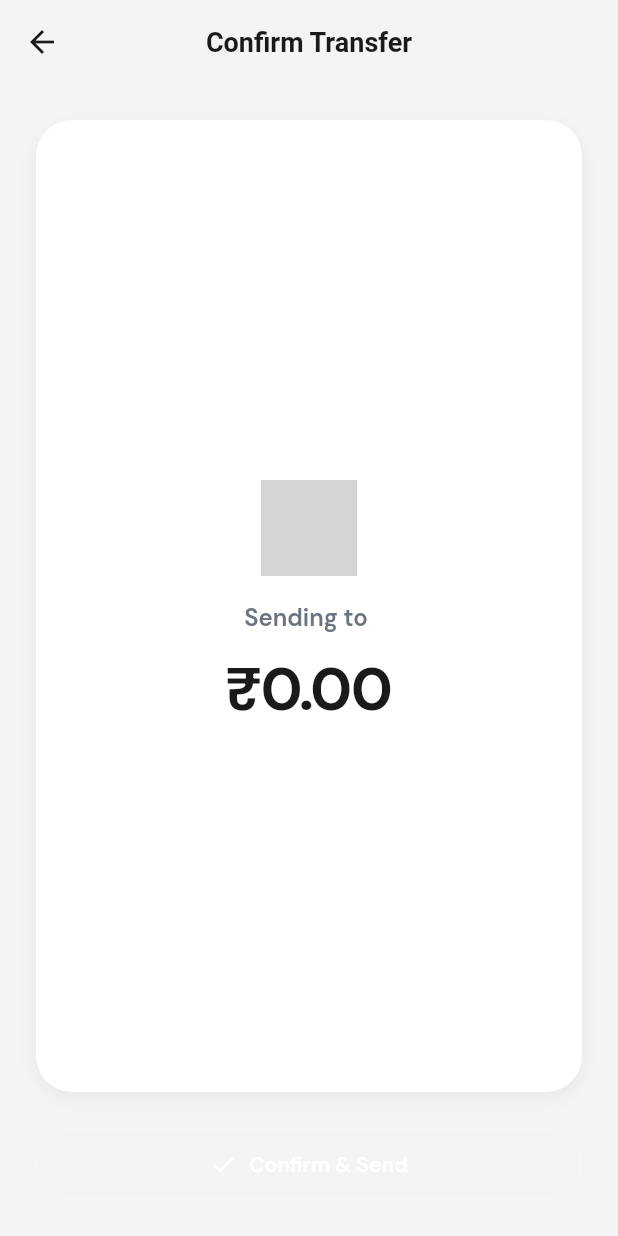
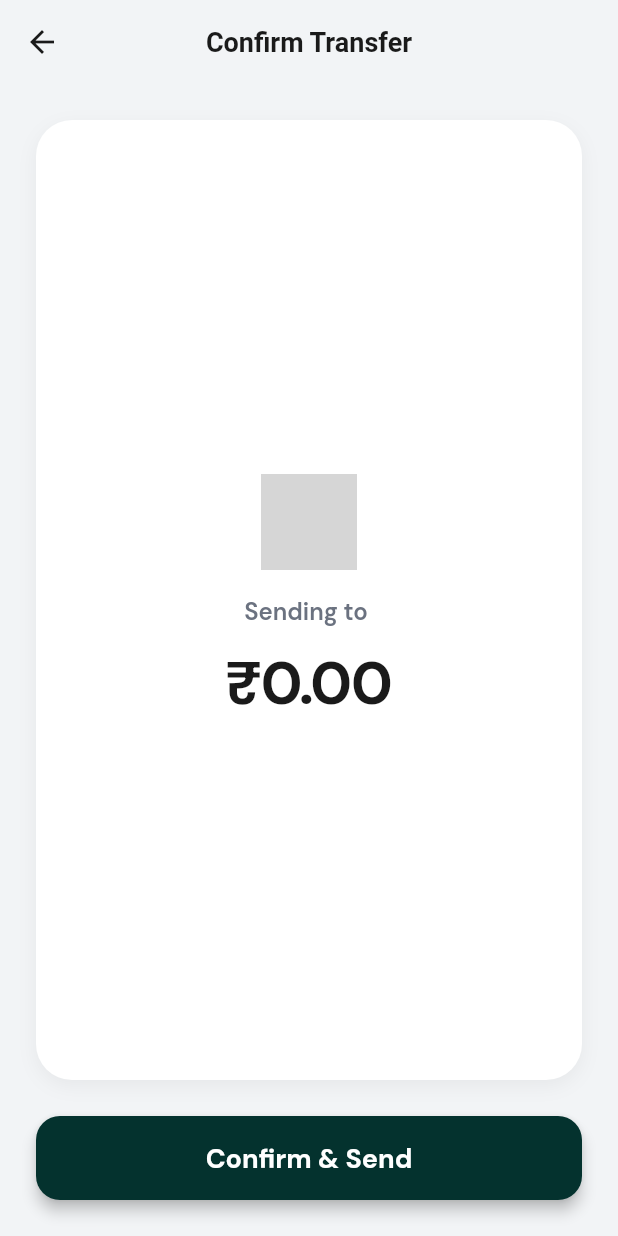
Before and after one commit to Yashk-15/TechPay-Digital-Wallet, a Flutter app: the ConfirmationScreen screen opened directly with empty values, on a phone screen of 412 x 824 dp. Run offline on Flutter 3.47's test engine with Material 3 defaults, Android fonts, the phone set to English and light mode, and no system bars; our stand-ins replace flutter_riverpod, google_fonts; network calls fail; grey boxes are pictures that could not be loaded.

Commit message:
Transaction Screen improved

```diff
--- a/lib/features/transfer/controller/transfer_controller.dart
+++ b/lib/features/transfer/controller/transfer_controller.dart
@@ -57,7 +57,9 @@ class TransferController extends StateNotifier<TransferState> {
       state = state.copyWith(isLoading: false);
       return true;
     } catch (e) {
-      state = state.copyWith(isLoading: false, error: 'Transfer failed');
+      // debugPrint('Transfer failed: $e'); // Log error for debugging
+      state = state.copyWith(
+          isLoading: false, error: 'Transfer failed: ${e.toString()}');
       return false;
     }
   }
--- a/lib/features/transfer/view/confirmation_screen.dart
+++ b/lib/features/transfer/view/confirmation_screen.dart
@@ -1,7 +1,6 @@
 import 'package:flutter/material.dart';
 import 'package:flutter_riverpod/flutter_riverpod.dart';
 import '../../../core/theme/app_theme.dart';
-import '../../../core/widgets/custom_pill_button.dart';
 import '../../../core/utils/currency_formatter.dart';
 import '../controller/transfer_controller.dart';
 import '../model/contact_model.dart';
@@ -126,14 +125,10 @@ class ConfirmationScreen extends ConsumerWidget {
               const SizedBox(height: 24),
               SizedBox(
                 width: double.infinity,
-                child: CustomPillButton(
-                  text: transferState.isLoading
-                      ? 'Processing...'
-                      : 'Confirm & Send',
-                  icon: Icons.check,
-                  isLight: false,
-                  onTap: transferState.isLoading
-                      ? () {}
+                height: 56,
+                child: ElevatedButton(
+                  onPressed: transferState.isLoading
+                      ? null
                       : () async {
                           final success = await ref
                               .read(transferProvider.notifier)
@@ -157,8 +152,22 @@ class ConfirmationScreen extends ConsumerWidget {
                               ),
                             );
                           }
-                          // FIX: error is displayed via transferState.error above — no else needed
                         },
+                  style: ElevatedButton.styleFrom(
+                    backgroundColor: AppTheme.primaryDarkGreen,
+                    foregroundColor: Colors.white,
+                    shape: RoundedRectangleBorder(
+                      borderRadius: BorderRadius.circular(16),
+                    ),
+                    elevation: 4,
+                  ),
+                  child: transferState.isLoading
+                      ? const CircularProgressIndicator(color: Colors.white)
+                      : const Text(
+                          'Confirm & Send',
+                          style: TextStyle(
+                              fontSize: 18, fontWeight: FontWeight.bold),
+                        ),
                 ),
               ),
             ],
```
Also changed, not shown: lib/features/payments/card/view/card_payment_screen.dart (+8 -8 lines).
